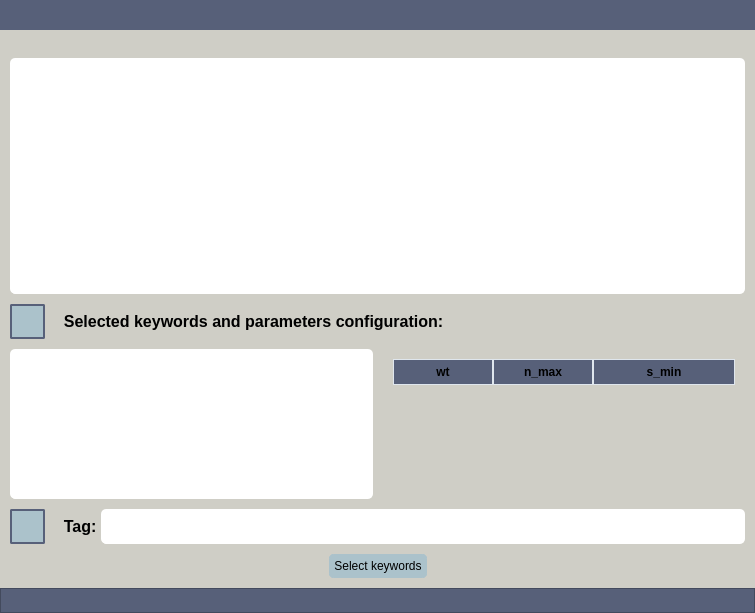
First picture: the form in UIs/get_labels_by_keywords.ui, repository IntelCompH2020/domain_classification, before the edit.
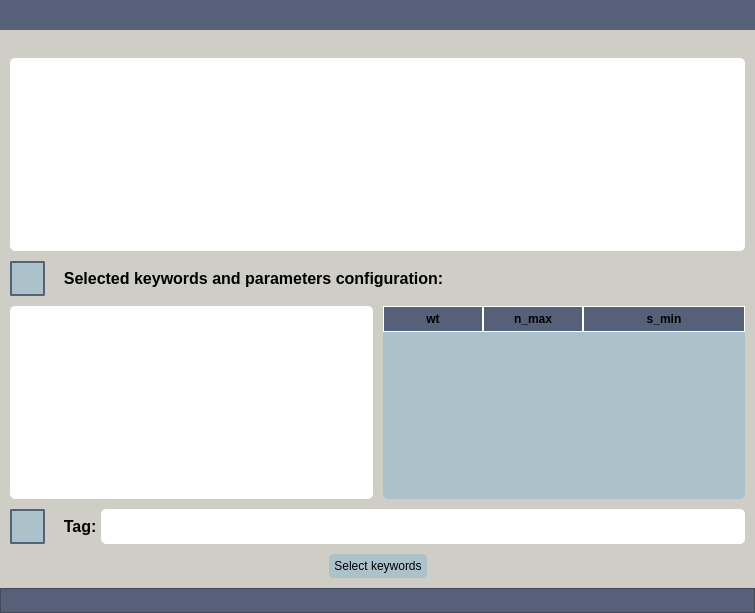
Second picture: the form after the edit. Icons and pictures are not drawn.

Commit message: Updating UIs of secondary windows and requirements used  in VM.

What changed in the file:
```diff
--- a/UIs/get_labels_by_keywords.ui
+++ b/UIs/get_labels_by_keywords.ui
@@ -356,7 +356,7 @@
              <property name="maximumSize">
               <size>
                <width>16777215</width>
-               <height>150</height>
+               <height>16777215</height>
               </size>
              </property>
              <property name="styleSheet">
@@ -418,46 +418,31 @@
            </item>
            <item>
             <widget class="QTableWidget" name="table_params">
-             <property name="maximumSize">
-              <size>
-               <width>16777215</width>
-               <height>150</height>
-              </size>
-             </property>
              <property name="styleSheet">
               <string notr="true">QTableWidget {	
-	padding: 10px;
+	background-color: #ABC2CB; 
+	padding: 0px;
 	border-radius: 5px;
 	gridline-color: #DFE6ED;
-	color:black;
-	selection-color: #C7CDDA; 
-	selection-background-color: #C7CDDA; 
-	font: 12pt &quot;Arial&quot;;
 }
-QTableView::item { 
+QTableWidget::item{
+	padding-left: 5px;
+	padding-right: 5px;
 	background-color: #ABC2CB; 
 	color:black;
 }
-QTableView::item:selected{ 
-	background-color: #ABC2CB; 
-	color:black;
+QTableWidget::item:selected{
+	background-color: #A3A8AD;
 }
-
-QTableView::item:selected:active{ 
-	background-color: #ABC2CB; 
-}
-
 QScrollBar:horizontal {
+	background: transparent;
     border: none;
-    background: #A3A8AD;
     height: 2px;
-    margin: 0px 2px 0 2px;
-	border-radius: 0px;
+	margin: 0px 2px 0 2px;
 }
-
  QScrollBar:vertical {
-	border: none;
-    background: #A3A8AD;
+    background: transparent;
+    border: none;
     width: 2px;
     margin: 2px 0 2px 0;
 	border-radius: 0px;
@@ -467,18 +452,10 @@
 {
 	background-color: #576079;
 	padding: 3px;
-    border-bottom: 1px solid #DFE6ED;
-    border-right: 1px solid #DFE6ED;
-    border-top: 1px solid #DFE6ED;
-    border-left: 1px solid #DFE6ED;
-}
-
-QTableWidget::horizontalHeader {	
-	background-color: #576079;
-}
-
-QTableWidget::verticalHeader {	
-	background-color: #576079;
+    border-bottom: 1px solid #FFFFFF;
+    border-right: 1px solid #FFFFFF;
+    border-top: 1px solid #FFFFFF;
+    border-left: 1px solid #FFFFFF;
 }
 
 QToolTip {	
```
Left out of the diff: 9 changed lines with no effect on the pictures. The commit also changes 5 other files.
